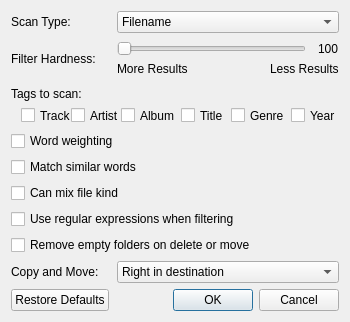
The window that qt/me/preferences_dialog.ui (arsenetar/dupeguru) describes before a commit, drawn with Qt 5.
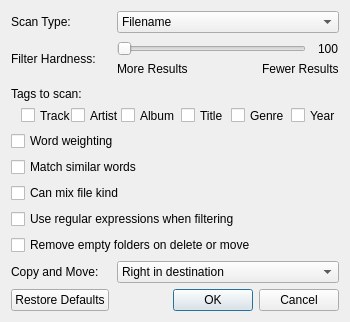
The same window after the commit.

Commit message: Corrected grammatical mistake in preferences panels.

Patch:
```diff
--- a/qt/me/preferences_dialog.ui
+++ b/qt/me/preferences_dialog.ui
@@ -175,7 +175,7 @@
            <item>
             <widget class="QLabel" name="label_3">
              <property name="text">
-              <string>Less Results</string>
+              <string>Fewer Results</string>
              </property>
             </widget>
            </item>
```
The commit also changes 5 other files.
